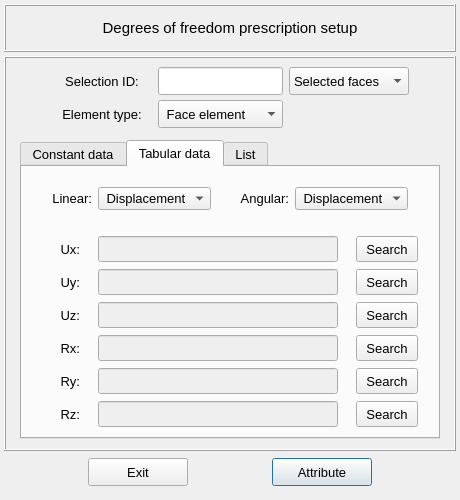
Above: vibra/interface/data/ui_files/model/setup/structural/dofs_prescription_inputs.ui from MOPT-UFSC/VIBRA before the change. Below: the same form after it.
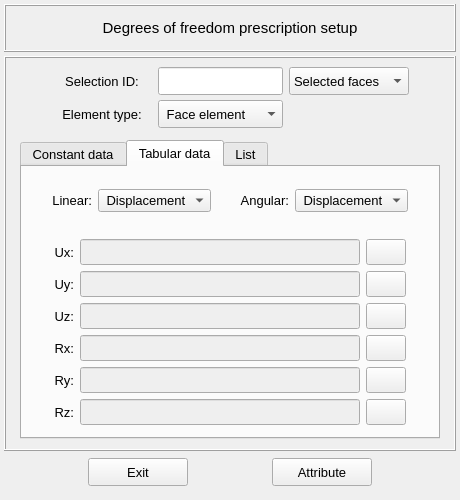
That is the form after the change. The open tabs and pages were chosen to show the change. Icons and pictures are not drawn.

```diff
--- a/vibra/interface/data/ui_files/model/setup/structural/dofs_prescription_inputs.ui
+++ b/vibra/interface/data/ui_files/model/setup/structural/dofs_prescription_inputs.ui
@@ -1495,35 +1495,114 @@
                 <property name="bottomMargin">
                  <number>2</number>
                 </property>
-                <property name="horizontalSpacing">
-                 <number>4</number>
+                <property name="spacing">
+                 <number>6</number>
                 </property>
-                <property name="verticalSpacing">
-                 <number>7</number>
-                </property>
-                <item row="4" column="1">
-                 <widget class="QLineEdit" name="lineEdit_path_table_ry">
+                <item row="0" column="3">
+                 <widget class="QPushButton" name="pushButton_load_ux_table">
                   <property name="enabled">
+                   <bool>true</bool>
+                  </property>
+                  <property name="sizePolicy">
+                   <sizepolicy hsizetype="Expanding" vsizetype="Fixed">
+                    <horstretch>0</horstretch>
+                    <verstretch>0</verstretch>
+                   </sizepolicy>
+                  </property>
+                  <property name="minimumSize">
+                   <size>
+                    <width>40</width>
+                    <height>26</height>
+                   </size>
+                  </property>
+                  <property name="maximumSize">
+                   <size>
+                    <width>40</width>
+                    <height>26</height>
+                   </size>
+                  </property>
+                  <property name="font">
+                   <font>
+                    <pointsize>10</pointsize>
+                   </font>
+                  </property>
+                  <property name="styleSheet">
+                   <string notr="true"/>
+                  </property>
+                  <property name="text">
+                   <string/>
+                  </property>
+                  <property name="icon">
+                   <iconset resource="../../../../icons/resources.qrc">
+                    <normaloff>:/icons/document_search_blue.png</normaloff>:/icons/document_search_blue.png</iconset>
+                  </property>
+                  <property name="iconSize">
+                   <size>
+                    <width>20</width>
+                    <height>20</height>
+                   </size>
+                  </property>
+                  <property name="autoDefault">
                    <bool>false</bool>
                   </property>
+                 </widget>
+                </item>
+                <item row="2" column="1">
+                 <widget class="QLabel" name="label_Uz_table">
+                  <property name="enabled">
+                   <bool>true</bool>
+                  </property>
                   <property name="minimumSize">
                    <size>
-                    <width>210</width>
+                    <width>0</width>
                     <height>26</height>
                    </size>
                   </property>
                   <property name="maximumSize">
                    <size>
-                    <width>240</width>
+                    <width>38</width>
                     <height>26</height>
                    </size>
+                  </property>
+                  <property name="font">
+                   <font>
+                    <pointsize>10</pointsize>
+                   </font>
+                  </property>
+                  <property name="text">
+                   <string>Uz:</string>
+                  </property>
+                  <property name="alignment">
+                   <set>Qt::AlignRight|Qt::AlignTrailing|Qt::AlignVCenter</set>
+                  </property>
+                 </widget>
+                </item>
+                <item row="0" column="2">
+                 <widget class="QLineEdit" name="lineEdit_path_table_ux">
+                  <property name="enabled">
+                   <bool>false</bool>
+                  </property>
+                  <property name="minimumSize">
+                   <size>
+                    <width>280</width>
+                    <height>26</height>
+                   </size>
+                  </property>
+                  <property name="maximumSize">
+                   <size>
+                    <width>280</width>
+                    <height>26</height>
+                   </size>
+                  </property>
+                  <property name="styleSheet">
+                   <string notr="true"/>
                   </property>
                   <property name="alignment">
                    <set>Qt::AlignCenter</set>
                   </property>
                  </widget>
                 </item>
-                <item row="4" column="2">
+                <item row="4" column="3">
                  <widget class="QPushButton" name="pushButton_load_ry_table">
                   <property name="enabled">
                    <bool>true</bool>
@@ -1536,13 +1615,13 @@
                   </property>
                   <property name="minimumSize">
                    <size>
-                    <width>62</width>
+                    <width>40</width>
                     <height>26</height>
                    </size>
                   </property>
                   <property name="maximumSize">
                    <size>
-                    <width>62</width>
+                    <width>40</width>
                     <height>26</height>
                    </size>
                   </property>
@@ -1555,41 +1634,95 @@
                    <string notr="true"/>
                   </property>
                   <property name="text">
-                   <string>Search</string>
+                   <string/>
+                  </property>
+                  <property name="icon">
+                   <iconset resource="../../../../icons/resources.qrc">
+                    <normaloff>:/icons/document_search_blue.png</normaloff>:/icons/document_search_blue.png</iconset>
+                  </property>
+                  <property name="iconSize">
+                   <size>
+                    <width>20</width>
+                    <height>20</height>
+                   </size>
+                  </property>
+                  <property name="autoDefault">
+                   <bool>false</bool>
                   </property>
                  </widget>
                 </item>
-                <item row="4" column="0">
-                 <widget class="QLabel" name="label_Ry_table">
+                <item row="4" column="2">
+                 <widget class="QLineEdit" name="lineEdit_path_table_ry">
                   <property name="enabled">
-                   <bool>true</bool>
+                   <bool>false</bool>
                   </property>
                   <property name="minimumSize">
                    <size>
-                    <width>0</width>
+                    <width>280</width>
                     <height>26</height>
                    </size>
                   </property>
                   <property name="maximumSize">
                    <size>
-                    <width>38</width>
+                    <width>280</width>
                     <height>26</height>
                    </size>
                   </property>
-                  <property name="font">
-                   <font>
-                    <pointsize>10</pointsize>
-                   </font>
-                  </property>
-                  <property name="text">
-                   <string>Ry:</string>
-                  </property>
                   <property name="alignment">
-                   <set>Qt::AlignRight|Qt::AlignTrailing|Qt::AlignVCenter</set>
+                   <set>Qt::AlignCenter</set>
                   </property>
                  </widget>
                 </item>
-                <item row="5" column="0">
+                <item row="2" column="3">
+                 <widget class="QPushButton" name="pushButton_load_uz_table">
+                  <property name="enabled">
+                   <bool>true</bool>
+                  </property>
+                  <property name="sizePolicy">
+                   <sizepolicy hsizetype="Expanding" vsizetype="Fixed">
+                    <horstretch>0</horstretch>
+                    <verstretch>0</verstretch>
+                   </sizepolicy>
+                  </property>
+                  <property name="minimumSize">
+                   <size>
+                    <width>40</width>
+                    <height>26</height>
+                   </size>
+                  </property>
+                  <property name="maximumSize">
+                   <size>
+                    <width>40</width>
+                    <height>26</height>
+                   </size>
+                  </property>
+                  <property name="font">
+                   <font>
+                    <pointsize>10</pointsize>
+                   </font>
+                  </property>
+                  <property name="styleSheet">
+                   <string notr="true"/>
+                  </property>
+                  <property name="text">
+                   <string/>
+                  </property>
+                  <property name="icon">
+                   <iconset resource="../../../../icons/resources.qrc">
+                    <normaloff>:/icons/document_search_blue.png</normaloff>:/icons/document_search_blue.png</iconset>
+                  </property>
+                  <property name="iconSize">
+                   <size>
+                    <width>20</width>
+                    <height>20</height>
+                   </size>
+                  </property>
+                  <property name="autoDefault">
+                   <bool>false</bool>
+                  </property>
+                 </widget>
+                </item>
+                <item row="5" column="1">
                  <widget class="QLabel" name="label_Rz_table">
                   <property name="enabled">
                    <bool>true</bool>
@@ -1619,20 +1752,20 @@
                   </property>
                  </widget>
                 </item>
-                <item row="5" column="1">
+                <item row="5" column="2">
                  <widget class="QLineEdit" name="lineEdit_path_table_rz">
                   <property name="enabled">
                    <bool>false</bool>
                   </property>
                   <property name="minimumSize">
                    <size>
-                    <width>210</width>
+                    <width>280</width>
                     <height>26</height>
                    </size>
                   </property>
                   <property name="maximumSize">
                    <size>
-                    <width>240</width>
+                    <width>280</width>
                     <height>26</height>
                    </size>
                   </property>
@@ -1641,123 +1774,45 @@
                   </property>
                  </widget>
                 </item>
-                <item row="1" column="1">
-                 <widget class="QLineEdit" name="lineEdit_path_table_uy">
-                  <property name="enabled">
-                   <bool>false</bool>
-                  </property>
-                  <property name="minimumSize">
-                   <size>
-                    <width>210</width>
-                    <height>26</height>
-                   </size>
-                  </property>
-                  <property name="maximumSize">
-                   <size>
-                    <width>240</width>
-                    <height>26</height>
-                   </size>
-                  </property>
-                  <property name="styleSheet">
-                   <string notr="true"/>
-                  </property>
-                  <property name="alignment">
-                   <set>Qt::AlignCenter</set>
-                  </property>
-                 </widget>
-                </item>
-                <item row="2" column="2">
-                 <widget class="QPushButton" name="pushButton_load_uz_table">
-                  <property name="enabled">
-                   <bool>true</bool>
-                  </property>
-                  <property name="sizePolicy">
-                   <sizepolicy hsizetype="Expanding" vsizetype="Fixed">
-                    <horstretch>0</horstretch>
-                    <verstretch>0</verstretch>
-                   </sizepolicy>
-                  </property>
-                  <property name="minimumSize">
-                   <size>
-                    <width>62</width>
-                    <height>26</height>
-                   </size>
-                  </property>
-                  <property name="maximumSize">
-                   <size>
-                    <width>62</width>
-                    <height>26</height>
-                   </size>
-                  </property>
-                  <property name="font">
-                   <font>
-                    <pointsize>10</pointsize>
-                   </font>
-                  </property>
-                  <property name="styleSheet">
-                   <string notr="true"/>
-                  </property>
-                  <property name="text">
-                   <string>Search</string>
-                  </property>
-                 </widget>
-                </item>
                 <item row="1" column="2">
-                 <widget class="QPushButton" name="pushButton_load_uy_table">
+                 <widget class="QLineEdit" name="lineEdit_path_table_uy">
                   <property name="enabled">
-                   <bool>true</bool>
+                   <bool>false</bool>
                   </property>
-                  <property name="sizePolicy">
-                   <sizepolicy hsizetype="Expanding" vsizetype="Fixed">
-                    <horstretch>0</horstretch>
-                    <verstretch>0</verstretch>
-                   </sizepolicy>
-                  </property>
                   <property name="minimumSize">
                    <size>
-                    <width>62</width>
+                    <width>280</width>
                     <height>26</height>
                    </size>
                   </property>
                   <property name="maximumSize">
                    <size>
-                    <width>62</width>
+                    <width>280</width>
                     <height>26</height>
                    </size>
                   </property>
-                  <property name="font">
-                   <font>
-                    <pointsize>10</pointsize>
-                   </font>
-                  </property>
                   <property name="styleSheet">
                    <string notr="true"/>
                   </property>
-                  <property name="text">
-                   <string>Search</string>
+                  <property name="alignment">
+                   <set>Qt::AlignCenter</set>
                   </property>
                  </widget>
                 </item>
-                <item row="3" column="2">
-                 <widget class="QPushButton" name="pushButton_load_rx_table">
+                <item row="4" column="1">
+                 <widget class="QLabel" name="label_Ry_table">
                   <property name="enabled">
                    <bool>true</bool>
                   </property>
-                  <property name="sizePolicy">
-                   <sizepolicy hsizetype="Expanding" vsizetype="Fixed">
-                    <horstretch>0</horstretch>
-                    <verstretch>0</verstretch>
-                   </sizepolicy>
-                  </property>
                   <property name="minimumSize">
                    <size>
-                    <width>62</width>
+                    <width>0</width>
                     <height>26</height>
                    </size>
                   </property>
                   <property name="maximumSize">
                    <size>
-                    <width>62</width>
+                    <width>38</width>
                     <height>26</height>
                    </size>
                   </property>
@@ -1766,15 +1821,15 @@
                     <pointsize>10</pointsize>
                    </font>
                   </property>
-                  <property name="styleSheet">
-                   <string notr="true"/>
-                  </property>
                   <property name="text">
-                   <string>Search</string>
+                   <string>Ry:</string>
                   </property>
+                  <property name="alignment">
+                   <set>Qt::AlignRight|Qt::AlignTrailing|Qt::AlignVCenter</set>
+                  </property>
                  </widget>
                 </item>
-                <item row="0" column="0">
+                <item row="0" column="1">
                  <widget class="QLabel" name="label_Ux_table">
                   <property name="enabled">
                    <bool>true</bool>
@@ -1804,20 +1859,20 @@
                   </property>
                  </widget>
                 </item>
-                <item row="3" column="1">
+                <item row="3" column="2">
                  <widget class="QLineEdit" name="lineEdit_path_table_rx">
                   <property name="enabled">
                    <bool>false</bool>
                   </property>
                   <property name="minimumSize">
                    <size>
-                    <width>210</width>
+                    <width>280</width>
                     <height>26</height>
                    </size>
                   </property>
                   <property name="maximumSize">
                    <size>
-                    <width>240</width>
+                    <width>280</width>
                     <height>26</height>
                    </size>
                   </property>
@@ -1826,7 +1881,105 @@
                   </property>
                  </widget>
                 </item>
-                <item row="3" column="0">
+                <item row="3" column="3">
+                 <widget class="QPushButton" name="pushButton_load_rx_table">
+                  <property name="enabled">
+                   <bool>true</bool>
+                  </property>
+                  <property name="sizePolicy">
+                   <sizepolicy hsizetype="Expanding" vsizetype="Fixed">
+                    <horstretch>0</horstretch>
+                    <verstretch>0</verstretch>
+                   </sizepolicy>
+                  </property>
+                  <property name="minimumSize">
+                   <size>
+                    <width>40</width>
+                    <height>26</height>
+                   </size>
+                  </property>
+                  <property name="maximumSize">
+                   <size>
+                    <width>40</width>
+                    <height>26</height>
+                   </size>
+                  </property>
+                  <property name="font">
+                   <font>
+                    <pointsize>10</pointsize>
+                   </font>
+                  </property>
+                  <property name="styleSheet">
+                   <string notr="true"/>
+                  </property>
+                  <property name="text">
+                   <string/>
+                  </property>
+                  <property name="icon">
+                   <iconset resource="../../../../icons/resources.qrc">
+                    <normaloff>:/icons/document_search_blue.png</normaloff>:/icons/document_search_blue.png</iconset>
+                  </property>
+                  <property name="iconSize">
+                   <size>
+                    <width>20</width>
+                    <height>20</height>
+                   </size>
+                  </property>
+                  <property name="autoDefault">
+                   <bool>false</bool>
+                  </property>
+                 </widget>
+                </item>
+                <item row="1" column="3">
+                 <widget class="QPushButton" name="pushButton_load_uy_table">
+                  <property name="enabled">
+                   <bool>true</bool>
+                  </property>
+                  <property name="sizePolicy">
+                   <sizepolicy hsizetype="Expanding" vsizetype="Fixed">
+                    <horstretch>0</horstretch>
+                    <verstretch>0</verstretch>
+                   </sizepolicy>
+                  </property>
+                  <property name="minimumSize">
+                   <size>
+                    <width>40</width>
+                    <height>26</height>
+                   </size>
+                  </property>
+                  <property name="maximumSize">
+                   <size>
+                    <width>40</width>
+                    <height>26</height>
+                   </size>
+                  </property>
+                  <property name="font">
+                   <font>
+                    <pointsize>10</pointsize>
+                   </font>
+                  </property>
+                  <property name="styleSheet">
+                   <string notr="true"/>
+                  </property>
+                  <property name="text">
+                   <string/>
+                  </property>
+                  <property name="icon">
+                   <iconset resource="../../../../icons/resources.qrc">
+                    <normaloff>:/icons/document_search_blue.png</normaloff>:/icons/document_search_blue.png</iconset>
+                  </property>
+                  <property name="iconSize">
+                   <size>
+                    <width>20</width>
+                    <height>20</height>
+                   </size>
+                  </property>
+                  <property name="autoDefault">
+                   <bool>false</bool>
+                  </property>
+                 </widget>
+                </item>
+                <item row="3" column="1">
                  <widget class="QLabel" name="label_Rx_table">
                   <property name="enabled">
                    <bool>true</bool>
@@ -1856,29 +2009,7 @@
                   </property>
                  </widget>
                 </item>
-                <item row="2" column="1">
-                 <widget class="QLineEdit" name="lineEdit_path_table_uz">
-                  <property name="enabled">
-                   <bool>false</bool>
-                  </property>
-                  <property name="minimumSize">
-                   <size>
-                    <width>210</width>
-                    <height>26</height>
-                   </size>
-                  </property>
-                  <property name="maximumSize">
-                   <size>
-                    <width>240</width>
-                    <height>26</height>
-                   </size>
-                  </property>
-                  <property name="alignment">
-                   <set>Qt::AlignCenter</set>
-                  </property>
-                 </widget>
-                </item>
-                <item row="1" column="0">
+                <item row="1" column="1">
                  <widget class="QLabel" name="label_Uy_table">
                   <property name="enabled">
                    <bool>true</bool>
@@ -1908,7 +2039,7 @@
                   </property>
                  </widget>
                 </item>
-                <item row="5" column="2">
+                <item row="5" column="3">
                  <widget class="QPushButton" name="pushButton_load_rz_table">
                   <property name="enabled">
                    <bool>true</bool>
@@ -1921,13 +2052,13 @@
                   </property>
                   <property name="minimumSize">
                    <size>
-                    <width>62</width>
+                    <width>40</width>
                     <height>26</height>
                    </size>
                   </property>
                   <property name="maximumSize">
                    <size>
-                    <width>62</width>
+                    <width>40</width>
                     <height>26</height>
                    </size>
                   </property>
@@ -1940,100 +2071,70 @@
                    <string notr="true"/>
                   </property>
                   <property name="text">
-                   <string>Search</string>
+                   <string/>
+                  </property>
+                  <property name="icon">
+                   <iconset resource="../../../../icons/resources.qrc">
+                    <normaloff>:/icons/document_search_blue.png</normaloff>:/icons/document_search_blue.png</iconset>
+                  </property>
+                  <property name="iconSize">
+                   <size>
+                    <width>20</width>
+                    <height>20</height>
+                   </size>
+                  </property>
+                  <property name="autoDefault">
+                   <bool>false</bool>
                   </property>
                  </widget>
                 </item>
-                <item row="0" column="1">
-                 <widget class="QLineEdit" name="lineEdit_path_table_ux">
+                <item row="2" column="2">
+                 <widget class="QLineEdit" name="lineEdit_path_table_uz">
                   <property name="enabled">
                    <bool>false</bool>
                   </property>
                   <property name="minimumSize">
                    <size>
-                    <width>210</width>
+                    <width>280</width>
                     <height>26</height>
                    </size>
                   </property>
                   <property name="maximumSize">
                    <size>
-                    <width>240</width>
+                    <width>280</width>
                     <height>26</height>
                    </size>
                   </property>
-                  <property name="styleSheet">
-                   <string notr="true"/>
-                  </property>
                   <property name="alignment">
                    <set>Qt::AlignCenter</set>
                   </property>
                  </widget>
                 </item>
-                <item row="2" column="0">
-                 <widget class="QLabel" name="label_Uz_table">
-                  <property name="enabled">
-                   <bool>true</bool>
+                <item row="0" column="0">
+                 <spacer name="horizontalSpacer_4">
+                  <property name="orientation">
+                   <enum>Qt::Horizontal</enum>
                   </property>
-                  <property name="minimumSize">
+                  <property name="sizeHint" stdset="0">
                    <size>
-                    <width>0</width>
-                    <height>26</height>
+                    <width>40</width>
+                    <height>20</height>
                    </size>
                   </property>
-                  <property name="maximumSize">
-                   <size>
-                    <width>38</width>
-                    <height>26</height>
-                   </size>
-                  </property>
-                  <property name="font">
-                   <font>
-                    <pointsize>10</pointsize>
-                   </font>
-                  </property>
-                  <property name="text">
-                   <string>Uz:</string>
-                  </property>
-                  <property name="alignment">
-                   <set>Qt::AlignRight|Qt::AlignTrailing|Qt::AlignVCenter</set>
-                  </property>
-                 </widget>
+                 </spacer>
                 </item>
-                <item row="0" column="2">
-                 <widget class="QPushButton" name="pushButton_load_ux_table">
-                  <property name="enabled">
-                   <bool>true</bool>
+                <item row="0" column="4">
+                 <spacer name="horizontalSpacer_5">
+                  <property name="orientation">
+                   <enum>Qt::Horizontal</enum>
                   </property>
-                  <property name="sizePolicy">
-                   <sizepolicy hsizetype="Expanding" vsizetype="Fixed">
-                    <horstretch>0</horstretch>
-                    <verstretch>0</verstretch>
-                   </sizepolicy>
-                  </property>
-                  <property name="minimumSize">
+                  <property name="sizeHint" stdset="0">
                    <size>
-                    <width>62</width>
-                    <height>26</height>
+                    <width>40</width>
+                    <height>20</height>
                    </size>
                   </property>
-                  <property name="maximumSize">
-                   <size>
-                    <width>62</width>
-                    <height>26</height>
-                   </size>
-                  </property>
-                  <property name="font">
-                   <font>
-                    <pointsize>10</pointsize>
-                   </font>
-                  </property>
-                  <property name="styleSheet">
-                   <string notr="true"/>
-                  </property>
-                  <property name="text">
-                   <string>Search</string>
-                  </property>
-                 </widget>
+                 </spacer>
                 </item>
                </layout>
               </widget>
@@ -2543,7 +2644,7 @@
          <bool>false</bool>
         </property>
         <property name="default">
-         <bool>true</bool>
+         <bool>false</bool>
         </property>
        </widget>
       </item>
```
